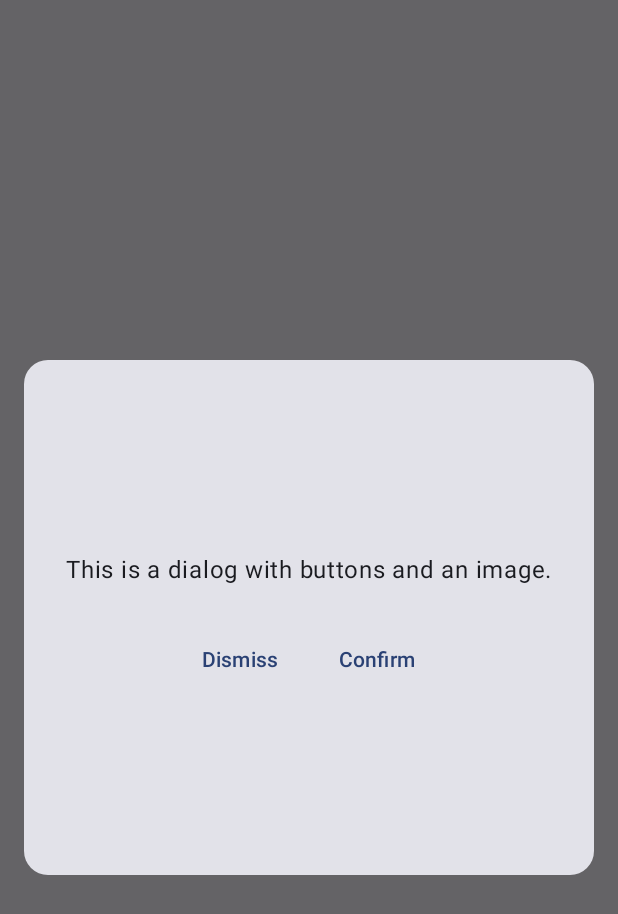
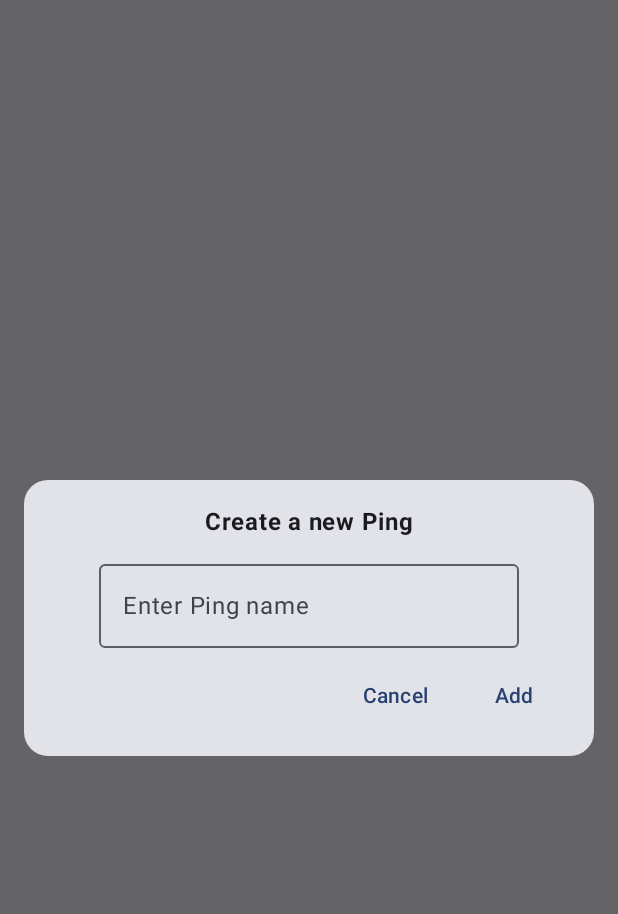
Before and after one commit to AidasLit/uni-alarm-planner-app, an Android app built with Jetpack Compose: the composable NotifCreateDialog shown on its own in the app's theme, on a phone screen of 412 x 824 dp. Shown: the top 914 px of the screen. Run offline under Robolectric (Android 15) with nearby library versions, the phone set to English and light mode, and no system bars.

Commit message:
added a button to add a Notif to the database

```diff
--- a/app/src/main/java/com/example/labworks/AlarmFragment.kt
+++ b/app/src/main/java/com/example/labworks/AlarmFragment.kt
@@ -1,11 +1,10 @@
 package com.example.labworks
 
-import android.app.Dialog
-import android.content.Intent
-import android.media.RingtoneManager
-import android.net.Uri
+import android.icu.text.CaseMap.Title
 import android.os.Bundle
-import androidx.activity.viewModels
+import android.view.LayoutInflater
+import android.view.View
+import android.view.ViewGroup
 import androidx.fragment.app.Fragment
 import androidx.compose.material3.*
 import androidx.compose.runtime.Composable
@@ -13,33 +12,31 @@ import androidx.compose.ui.platform.ComposeView
 import androidx.compose.ui.Modifier
 import androidx.compose.foundation.background
 import androidx.compose.foundation.layout.*
-import androidx.compose.foundation.shape.CircleShape
 import androidx.compose.material3.Text
 import androidx.compose.ui.Alignment
 import androidx.compose.ui.graphics.Color
 import androidx.compose.ui.unit.dp
 import androidx.compose.ui.unit.sp
-import androidx.compose.foundation.clickable
 import androidx.compose.foundation.shape.RoundedCornerShape
+import androidx.compose.material.icons.Icons
+import androidx.compose.material.icons.filled.Add
 import androidx.compose.runtime.getValue
 import androidx.compose.runtime.mutableStateOf
 import androidx.compose.runtime.remember
 import androidx.compose.runtime.setValue
-import androidx.compose.ui.platform.LocalContext
-import androidx.compose.ui.text.style.TextAlign
 import androidx.compose.ui.text.font.FontWeight
+import androidx.compose.ui.tooling.preview.Preview
 import androidx.compose.ui.window.Dialog
 import androidx.lifecycle.viewmodel.compose.viewModel
 import com.example.labworks.database.NotifViewModel
 import com.example.labworks.database.data.Notif
-import androidx.compose.ui.window.Dialog
 
 class AlarmFragment : Fragment() {
 
     override fun onCreateView(
-        inflater: android.view.LayoutInflater, container: android.view.ViewGroup?,
+        inflater: LayoutInflater, container: ViewGroup?,
         savedInstanceState: Bundle?
-    ): android.view.View {
+    ): View {
         return ComposeView(requireContext()).apply {
             setContent {
                 AlarmScreen()
@@ -68,85 +65,95 @@ fun AlarmScreen(
                 .padding(top = 32.dp)
         )
 
-        // Apvalus + mygtukas apačioje
-        Box(
-            contentAlignment = Alignment.Center,
+        NotifButton(
+            viewModel,
             modifier = Modifier
-                .size(64.dp)
-                .background(Color(0xFF333333), shape = CircleShape)
-                .align(Alignment.BottomCenter)
-                .padding(8.dp)
-                .clickable {
-                    // TODO: Čia įdėsi, ką veiks mygtukas
+                .align(Alignment.BottomEnd)
+                .padding(32.dp)
+        )
+    }
+}
 
-//                    NotifCreateDialog(
-//                        {},
-//                        {}
-//                    )
+@Composable
+fun NotifButton(viewModel: NotifViewModel, modifier: Modifier){
+    val showDialog = remember { mutableStateOf(false) }
 
-                    val newNotif = Notif("temp")
+    if (showDialog.value) {
+        NotifCreateDialog(
+            onDismissRequest = { showDialog.value = false },
+            onConfirmation = { title ->
+                val newNotif = Notif(title)
+                viewModel.addNotif(newNotif)
 
-                    viewModel.addNotif(newNotif)
+                showDialog.value = false
+            }
+        )
+    }
 
-                    println(newNotif.id)
-
-                    /*viewModel.addDescriptionComponent(
-                        newNotif,
-                        title = "test component title",
-                        description = "test description"
-                    )*/
-                }
-        ) {
-            Text(
-                text = "+",
-                color = Color.White,
-                fontSize = 32.sp,
-                textAlign = TextAlign.Center
-            )
-        }
+    FloatingActionButton(
+        onClick = { showDialog.value = true },
+        containerColor = Color(0xFF333333),
+        contentColor = Color.White,
+        modifier = modifier
+    ) {
+        Icon(
+            Icons.Filled.Add,
+            contentDescription = "Add a Ping",
+            tint = Color.White
+        )
     }
 }
 
 @Composable
 fun NotifCreateDialog(
-    onDismissRequest: () -> Unit,
-    onConfirmation: () -> Unit
+    onDismissRequest: () -> Unit = {},
+    onConfirmation: (title : String) -> Unit = {}
 ) {
+    var newTitle by remember { mutableStateOf("") }
+
     Dialog(onDismissRequest = { onDismissRequest() }) {
         // Draw a rectangle shape with rounded corners inside the dialog
         Card(
             modifier = Modifier
                 .fillMaxWidth()
-                .height(375.dp)
+                .wrapContentHeight()
                 .padding(16.dp),
             shape = RoundedCornerShape(16.dp),
         ) {
             Column(
-                modifier = Modifier
-                    .fillMaxSize(),
-                verticalArrangement = Arrangement.Center,
+                verticalArrangement = Arrangement.spacedBy(8.dp),
                 horizontalAlignment = Alignment.CenterHorizontally,
+
+                modifier = Modifier.padding(16.dp)
             ) {
                 Text(
-                    text = "This is a dialog with buttons and an image.",
-                    modifier = Modifier.padding(16.dp),
+                    text = "Create a new Ping",
+                    fontSize = 16.sp,
+                    fontWeight = FontWeight.Bold
                 )
+
+                OutlinedTextField(
+                    value = newTitle,
+                    onValueChange = { newTitle = it },
+                    singleLine = true,
+                    label = { Text("Enter Ping name") }
+                )
+
                 Row(
-                    modifier = Modifier
-                        .fillMaxWidth(),
-                    horizontalArrangement = Arrangement.Center,
+                    modifier = Modifier.fillMaxWidth(),
+                    horizontalArrangement = Arrangement.End,
                 ) {
                     TextButton(
                         onClick = { onDismissRequest() },
-                        modifier = Modifier.padding(8.dp),
+                        modifier = Modifier.padding(horizontal = 8.dp),
                     ) {
-                        Text("Dismiss")
+                        Text("Cancel")
                     }
                     TextButton(
-                        onClick = { onConfirmation() },
-                        modifier = Modifier.padding(8.dp),
+                        onClick = { onConfirmation(newTitle) },
+                        modifier = Modifier.padding(horizontal = 8.dp),
                     ) {
-                        Text("Confirm")
+                        Text("Add")
                     }
                 }
             }
```
